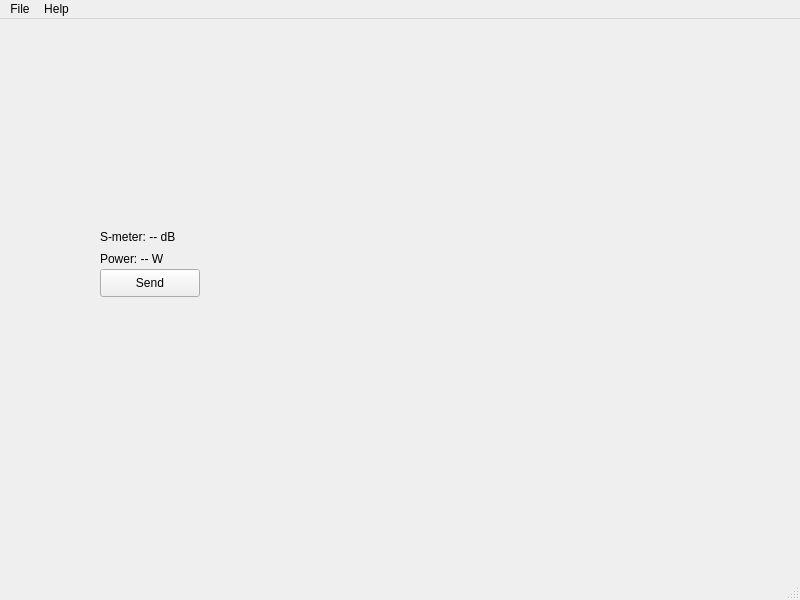
Qt form mainwindow.ui (eloranta/HamVibe) before a commit.
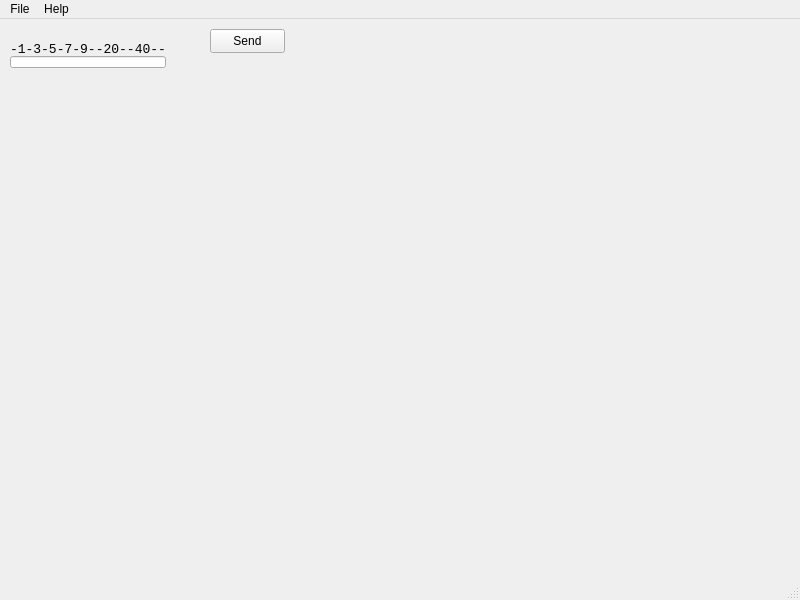
The same form after that commit.

Commit message: change s-meter

What changed in the file:
```diff
--- a/mainwindow.ui
+++ b/mainwindow.ui
@@ -17,10 +17,10 @@
    <widget class="QPushButton" name="sendButton">
     <property name="geometry">
      <rect>
-      <x>100</x>
-      <y>250</y>
-      <width>100</width>
-      <height>28</height>
+      <x>210</x>
+      <y>10</y>
+      <width>75</width>
+      <height>24</height>
      </rect>
     </property>
     <property name="text">
@@ -33,27 +33,89 @@
    <widget class="QLabel" name="sMeter">
     <property name="geometry">
      <rect>
-      <x>100</x>
-      <y>210</y>
-      <width>181</width>
-      <height>16</height>
+      <x>10</x>
+      <y>20</y>
+      <width>156</width>
+      <height>20</height>
      </rect>
     </property>
+    <property name="sizePolicy">
+     <sizepolicy hsizetype="Expanding" vsizetype="Preferred">
+      <horstretch>0</horstretch>
+      <verstretch>0</verstretch>
+     </sizepolicy>
+    </property>
+    <property name="minimumSize">
+     <size>
+      <width>0</width>
+      <height>0</height>
+     </size>
+    </property>
+    <property name="maximumSize">
+     <size>
+      <width>1000</width>
+      <height>24</height>
+     </size>
+    </property>
+    <property name="font">
+     <font>
+      <family>Consolas</family>
+      <pointsize>10</pointsize>
+      <bold>false</bold>
+     </font>
+    </property>
     <property name="text">
-     <string>S-meter: -- dB</string>
+     <string>-1-3-5-7-9--20--40--60</string>
     </property>
    </widget>
-   <widget class="QLabel" name="powerMeter">
+   <widget class="QProgressBar" name="meterBar">
     <property name="geometry">
      <rect>
-      <x>100</x>
-      <y>232</y>
-      <width>181</width>
-      <height>16</height>
+      <x>10</x>
+      <y>37</y>
+      <width>156</width>
+      <height>12</height>
      </rect>
     </property>
-    <property name="text">
-     <string>Power: -- W</string>
+    <property name="sizePolicy">
+     <sizepolicy hsizetype="Expanding" vsizetype="Expanding">
+      <horstretch>0</horstretch>
+      <verstretch>0</verstretch>
+     </sizepolicy>
+    </property>
+    <property name="minimumSize">
+     <size>
+      <width>0</width>
+      <height>0</height>
+     </size>
+    </property>
+    <property name="maximumSize">
+     <size>
+      <width>1000</width>
+      <height>12</height>
+     </size>
+    </property>
+    <property name="styleSheet">
+     <string notr="true">QProgressBar::chunk {
+    background-color: #CD96CD;
+    width: 4px;
+    margin:0px;
+}</string>
+    </property>
+    <property name="minimum">
+     <number>0</number>
+    </property>
+    <property name="maximum">
+     <number>30</number>
+    </property>
+    <property name="value">
+     <number>0</number>
+    </property>
+    <property name="textVisible">
+     <bool>false</bool>
+    </property>
+    <property name="format">
+     <string>%v</string>
     </property>
    </widget>
   </widget>
```
Left out of the diff: 2 changed lines with no effect on the pictures. The commit also changes 2 other files.
